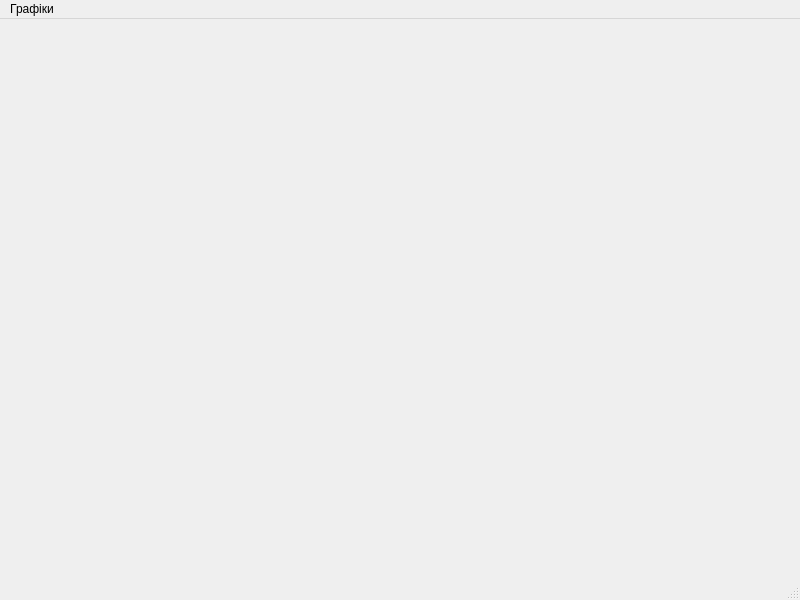
Before: the Qt Designer form graphwindow.ui in OliaPopovych/WebSystemModeling, drawn with Qt 5.
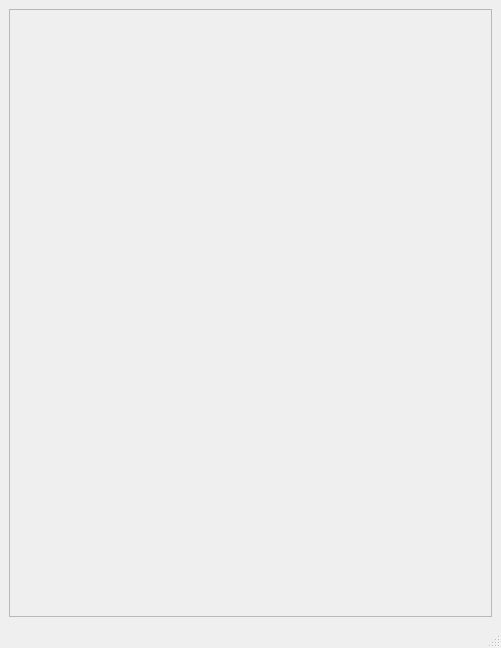
After: the same form once the commit is applied.

What changed in the file:
```diff
--- a/graphwindow.ui
+++ b/graphwindow.ui
@@ -6,25 +6,33 @@
    <rect>
     <x>0</x>
     <y>0</y>
-    <width>800</width>
-    <height>600</height>
+    <width>501</width>
+    <height>648</height>
    </rect>
   </property>
   <property name="windowTitle">
    <string>MainWindow</string>
   </property>
   <widget class="QWidget" name="centralwidget">
-   <widget class="QWidget" name="gridLayoutWidget">
+   <layout class="QVBoxLayout" name="verticalLayout_3">
+    <item>
+     <widget class="QScrollArea" name="scrollArea">
+      <property name="widgetResizable">
+       <bool>true</bool>
+      </property>
+      <widget class="QWidget" name="scrollAreaWidgetContents_2">
     <property name="geometry">
      <rect>
-      <x>19</x>
-      <y>9</y>
-      <width>761</width>
-      <height>541</height>
-     </rect>
-    </property>
-    <layout class="QGridLayout" name="gridLayout"/>
-   </widget>
+         <x>0</x>
+         <y>0</y>
+         <width>481</width>
+         <height>587</height>
+        </rect>
+       </property>
+      </widget>
+     </widget>
+    </item>
+   </layout>
   </widget>
   <widget class="QStatusBar" name="statusbar"/>
   <widget class="QMenuBar" name="menubar">
@@ -32,16 +40,10 @@
     <rect>
      <x>0</x>
      <y>0</y>
-     <width>800</width>
+     <width>501</width>
      <height>21</height>
     </rect>
    </property>
-   <widget class="QMenu" name="menu">
-    <property name="title">
-     <string>Графіки</string>
-    </property>
-   </widget>
-   <addaction name="menu"/>
   </widget>
  </widget>
  <resources/>
```
Left out of the diff: 2 changed lines with no effect on the pictures. Lines whose indentation alone changed are shown as unchanged.
